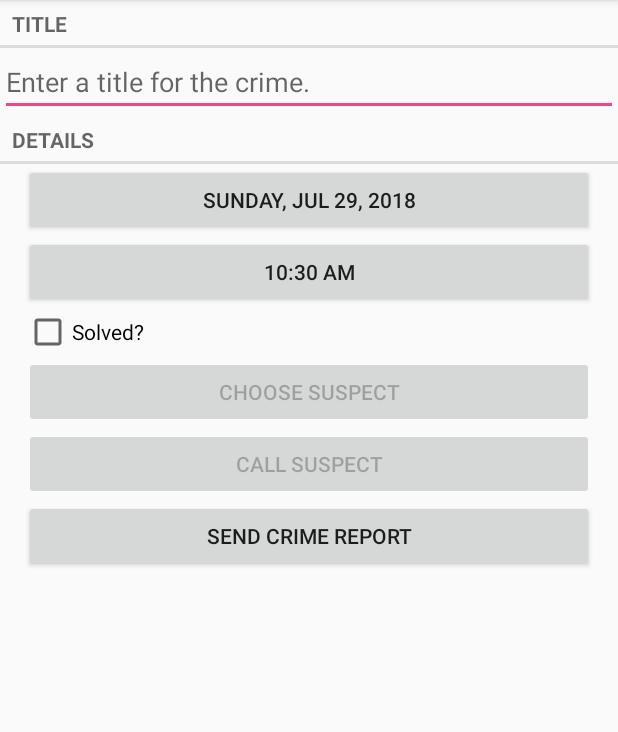
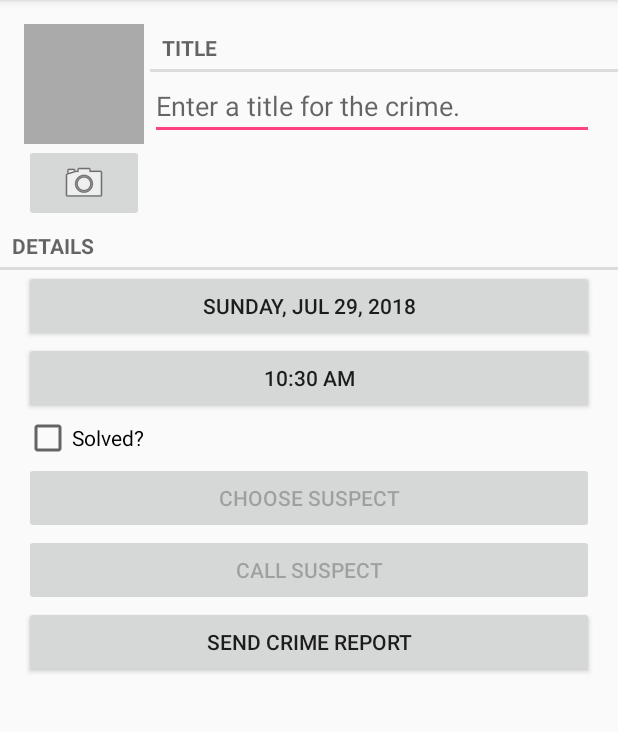
Before and after one commit to VechnayaUnost/AndroidTasks, an Android app: the CrimeFragment screen opened directly, with no data from a screen before it, on a phone screen of 412 x 824 dp, the part 84-816 px from its top. Run offline under Robolectric (Android 15) with nearby library versions, the phone set to English and light mode, and no system bars.

Commit message:
intents with camera

```diff
--- a/app/src/main/AndroidManifest.xml
+++ b/app/src/main/AndroidManifest.xml
@@ -2,6 +2,10 @@
 <manifest xmlns:android="http://schemas.android.com/apk/res/android"
     package="com.bignerdranch.android.criminalintent">
     <uses-permission android:name="android.permission.READ_CONTACTS"/>
+    <uses-permission android:name="android.permission.READ_EXTERNAL_STORAGE"
+        android:maxSdkVersion="18"/>
+    <uses-feature android:name="android.hardware.camera"
+        android:required="false"/>
     <application
         android:allowBackup="true"
         android:icon="@mipmap/ic_launcher"
--- a/app/src/main/java/com/bignerdranch/android/criminalintent/Crime.java
+++ b/app/src/main/java/com/bignerdranch/android/criminalintent/Crime.java
@@ -74,4 +74,8 @@ public class Crime {
     public void setPhone(String phone) {
         mPhone = phone;
     }
+
+    public String getPhotoFilename() {
+        return "IMG_" + getId().toString() + ".jpg";
+    }
 }
--- a/app/src/main/java/com/bignerdranch/android/criminalintent/CrimeFragment.java
+++ b/app/src/main/java/com/bignerdranch/android/criminalintent/CrimeFragment.java
@@ -5,9 +5,11 @@ import android.app.Activity;
 import android.content.Intent;
 import android.content.pm.PackageManager;
 import android.database.Cursor;
+import android.graphics.Bitmap;
 import android.net.Uri;
 import android.os.Bundle;
 import android.provider.ContactsContract;
+import android.provider.MediaStore;
 import android.support.v4.app.Fragment;
 import android.support.v4.app.FragmentManager;
 import android.support.v4.app.ShareCompat;
@@ -24,7 +26,10 @@ import android.widget.Button;
 import android.widget.CheckBox;
 import android.widget.CompoundButton;
 import android.widget.EditText;
+import android.widget.ImageButton;
+import android.widget.ImageView;
 
+import java.io.File;
 import java.util.Date;
 import java.util.UUID;
 
@@ -37,8 +42,10 @@ public class CrimeFragment extends Fragment {
     private static final int REQUEST_DATE = 0;
     private static final int REQUEST_TIME = 1;
     private static final int REQUEST_CONTACT = 2;
+    private static final int REQUEST_PHOTO = 3;
 
     private Crime mCrime;
+    private File mPhotoFile;
     private EditText mTitleField;
     private Button mDateButton;
     private Button mTimeButton;
@@ -46,6 +53,8 @@ public class CrimeFragment extends Fragment {
     private Button mReportButton;
     private Button mSuspectButton;
     private Button mCallSuspectButton;
+    private ImageButton mPhotoButton;
+    private ImageView mPhotoView;
 
     private String mSuspectId;
 
@@ -76,6 +85,7 @@ public class CrimeFragment extends Fragment {
         UUID crimeId = (UUID) getArguments().getSerializable(ARG_CRIME_ID);
         mCrime = CrimeLab.get(getActivity()).getCrime(crimeId);     //TODO: "transmission Crime"
         setHasOptionsMenu(true);
+        mPhotoFile = CrimeLab.get(getActivity()).getPhotoFile(mCrime);
     }
 
     @Override
@@ -190,6 +200,27 @@ public class CrimeFragment extends Fragment {
             mSuspectButton.setEnabled(false);
         }
 
+        mPhotoButton = v.findViewById(R.id.crime_camera);
+        final Intent captureImage = new Intent(MediaStore.ACTION_IMAGE_CAPTURE);
+
+        boolean canTakePhoto = mPhotoFile != null && captureImage.resolveActivity(packageManager) != null;
+        mPhotoButton.setEnabled(canTakePhoto);
+
+        if (canTakePhoto) {
+            Uri uri = Uri.fromFile(mPhotoFile);
+            captureImage.putExtra(MediaStore.EXTRA_OUTPUT, uri);
+        }
+
+        mPhotoButton.setOnClickListener(new View.OnClickListener() {    //TODO: "take photo"
+            @Override
+            public void onClick(View v) {
+                startActivityForResult(captureImage, REQUEST_PHOTO);
+            }
+        });
+
+        mPhotoView = v.findViewById(R.id.crime_photo);
+        updatePhotoView();
+
         return v;
     }
 
@@ -221,14 +252,12 @@ public class CrimeFragment extends Fragment {
             mCrime.setDate(date);
             updateDate();
             returnResult();
-        }
-        if (requestCode == REQUEST_TIME) {
+        } else if (requestCode == REQUEST_TIME) {
             Date time = (Date) data.getSerializableExtra(TimePickerFragment.EXTRA_TIME);
             mCrime.setTime(time);
             updateTime();
             returnResult();
-        }
-        if (requestCode == REQUEST_CONTACT && data != null) {
+        } else if (requestCode == REQUEST_CONTACT && data != null) {
             String suspect = getContactName(data);
             mCrime.setSuspect(suspect);
             mSuspectButton.setText(suspect);
@@ -243,6 +272,9 @@ public class CrimeFragment extends Fragment {
                 mCallSuspectButton.setText(R.string.call_suspect_text);
             }
 
+            returnResult();
+        } else if (requestCode == REQUEST_PHOTO) {
+            updatePhotoView();
             returnResult();
         }
     }
@@ -323,4 +355,13 @@ public class CrimeFragment extends Fragment {
 
         return report;
     }
+
+    private void updatePhotoView() {
+        if (mPhotoFile == null || !mPhotoFile.exists()) {
+            mPhotoView.setImageDrawable(null);
+        } else {
+            Bitmap bitmap = PictureUtils.getScaledBitmap(mPhotoFile.getPath(), getActivity());
+            mPhotoView.setImageBitmap(bitmap);
+        }
+    }
 }
--- a/app/src/main/java/com/bignerdranch/android/criminalintent/CrimeLab.java
+++ b/app/src/main/java/com/bignerdranch/android/criminalintent/CrimeLab.java
@@ -4,12 +4,13 @@ import android.content.ContentValues;
 import android.content.Context;
 import android.database.Cursor;
 import android.database.sqlite.SQLiteDatabase;
+import android.os.Environment;
 
 import com.bignerdranch.android.criminalintent.database.CrimeBaseHelper;
 import com.bignerdranch.android.criminalintent.database.CrimeCursorWrapper;
-import com.bignerdranch.android.criminalintent.database.CrimeDbSchema;
 import com.bignerdranch.android.criminalintent.database.CrimeDbSchema.CrimeTable;
 
+import java.io.File;
 import java.util.ArrayList;
 import java.util.List;
 import java.util.UUID;
@@ -77,6 +78,16 @@ public class CrimeLab {
         }
     }
 
+    public File getPhotoFile(Crime crime) {     //TODO: "location of the photo file"
+        File externalFilesDir = mContext.getExternalFilesDir(Environment.DIRECTORY_PICTURES);
+
+        if(externalFilesDir == null) {
+            return null;
+        }
+
+        return new File(externalFilesDir, crime.getPhotoFilename());
+    }
+
     public void updateCrime(Crime crime) {
         String uuidString = crime.getId().toString();
         ContentValues values = getContentValues(crime);
--- a/app/src/main/res/layout-land/fragment_crime.xml
+++ b/app/src/main/res/layout-land/fragment_crime.xml
@@ -3,25 +3,13 @@
     android:orientation="vertical"
     android:layout_width="match_parent"
     android:layout_height="match_parent">
-    <TextView
-        android:layout_width="match_parent"
-        android:layout_height="wrap_content"
-        android:text="@string/crime_title_label"
-        style="?android:listSeparatorTextViewStyle"
-        />
-    <EditText
-        android:id="@+id/crime_title"
-        android:layout_width="match_parent"
-        android:layout_height="wrap_content"
-        android:hint="@string/crime_title_hint"
-        />
+    <include
+        layout="@layout/view_camera_and_title"/>
     <TextView
         android:layout_width="match_parent"
         android:layout_height="wrap_content"
         android:text="@string/crime_details_label"
-        style="?android:listSeparatorTextViewStyle"
-        />
-
+        style="?android:listSeparatorTextViewStyle" />
     <LinearLayout
         android:layout_width="match_parent"
         android:layout_height="wrap_content"
@@ -33,23 +21,20 @@
             android:id="@+id/crime_date"
             android:layout_width="wrap_content"
             android:layout_height="wrap_content"
-            android:layout_weight="1"
-            />
+            android:layout_weight="1" />
 
         <Button
             android:id="@+id/crime_time"
             android:layout_width="wrap_content"
             android:layout_height="wrap_content"
-            android:layout_weight="1"
-            />
+            android:layout_weight="1" />
 
         <CheckBox
             android:id="@+id/crime_solved"
             android:layout_width="wrap_content"
             android:layout_height="wrap_content"
             android:layout_weight="1"
-            android:text="@string/crime_solved_label"
-            />
+            android:text="@string/crime_solved_label" />
 
     </LinearLayout>
 
@@ -71,6 +56,7 @@
             android:layout_width="wrap_content"
             android:layout_height="wrap_content"
             android:layout_weight="1"
+            android:enabled="false"
             android:text="@string/call_suspect_text"/>
 
         <Button
--- a/app/src/main/res/layout/fragment_crime.xml
+++ b/app/src/main/res/layout/fragment_crime.xml
@@ -3,18 +3,8 @@
     android:orientation="vertical"
     android:layout_width="match_parent"
     android:layout_height="match_parent">
-    <TextView
-        android:layout_width="match_parent"
-        android:layout_height="wrap_content"
-        android:text="@string/crime_title_label"
-        style="?android:listSeparatorTextViewStyle"
-        />
-    <EditText
-        android:id="@+id/crime_title"
-        android:layout_width="match_parent"
-        android:layout_height="wrap_content"
-        android:hint="@string/crime_title_hint"
-        />
+    <include
+        layout="@layout/view_camera_and_title"/>
     <TextView
         android:layout_width="match_parent"
         android:layout_height="wrap_content"
--- /dev/null
+++ b/app/src/main/res/layout/view_camera_and_title.xml
@@ -0,0 +1,42 @@
+<?xml version="1.0" encoding="utf-8"?>
+<LinearLayout xmlns:android="http://schemas.android.com/apk/res/android"
+    android:layout_width="match_parent"
+    android:layout_height="wrap_content"
+    android:layout_marginLeft="16dp"
+    android:layout_marginTop="16dp">
+    <LinearLayout
+        android:layout_width="wrap_content"
+        android:layout_height="wrap_content"
+        android:orientation="vertical"
+        android:layout_marginRight="4dp">
+        <ImageView
+            android:id="@+id/crime_photo"
+            android:layout_width="80dp"
+            android:layout_height="80dp"
+            android:scaleType="centerInside"
+            android:background="@android:color/darker_gray"
+            android:cropToPadding="true"/>
+        <ImageButton
+            android:id="@+id/crime_camera"
+            android:layout_width="match_parent"
+            android:layout_height="wrap_content"
+            android:src="@android:drawable/ic_menu_camera"/>
+    </LinearLayout>
+    <LinearLayout
+        android:layout_width="wrap_content"
+        android:layout_height="wrap_content"
+        android:orientation="vertical"
+        android:layout_weight="1">
+        <TextView
+            android:layout_width="match_parent"
+            android:layout_height="wrap_content"
+            android:text="@string/crime_title_label"
+            style="?android:listSeparatorTextViewStyle" />
+        <EditText
+            android:id="@+id/crime_title"
+            android:layout_width="match_parent"
+            android:layout_height="wrap_content"
+            android:layout_marginRight="16dp"
+            android:hint="@string/crime_title_hint" />
+    </LinearLayout>
+</LinearLayout>
```
Also changed, not shown: app/src/main/java/com/bignerdranch/android/criminalintent/PictureUtils.java (added, +39 -0 lines).
